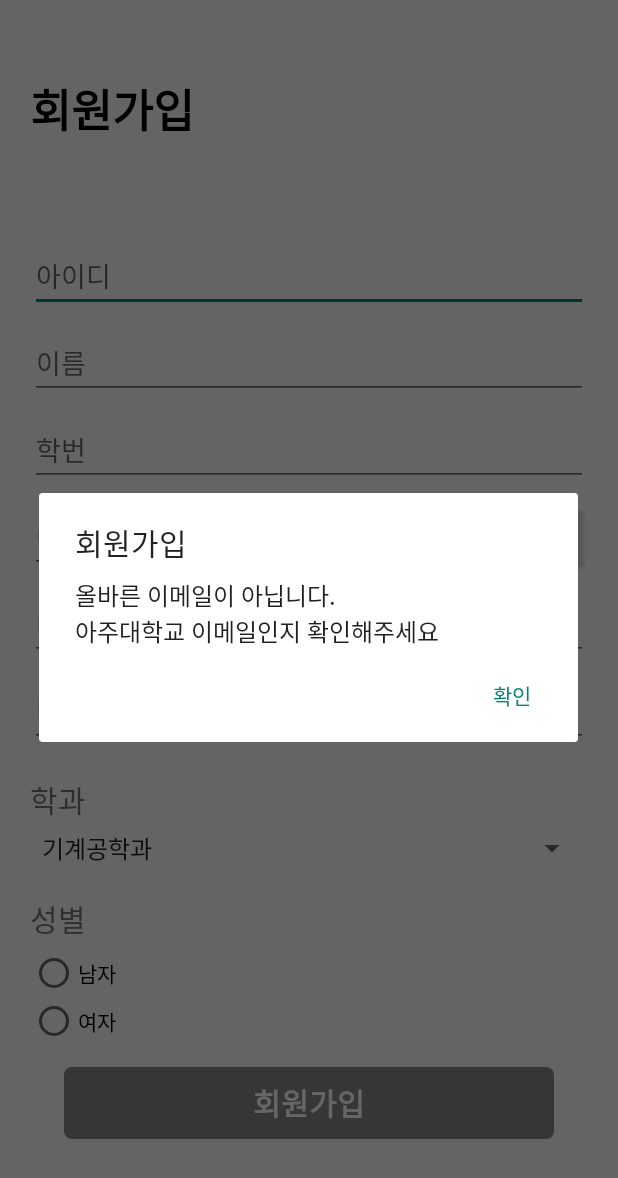
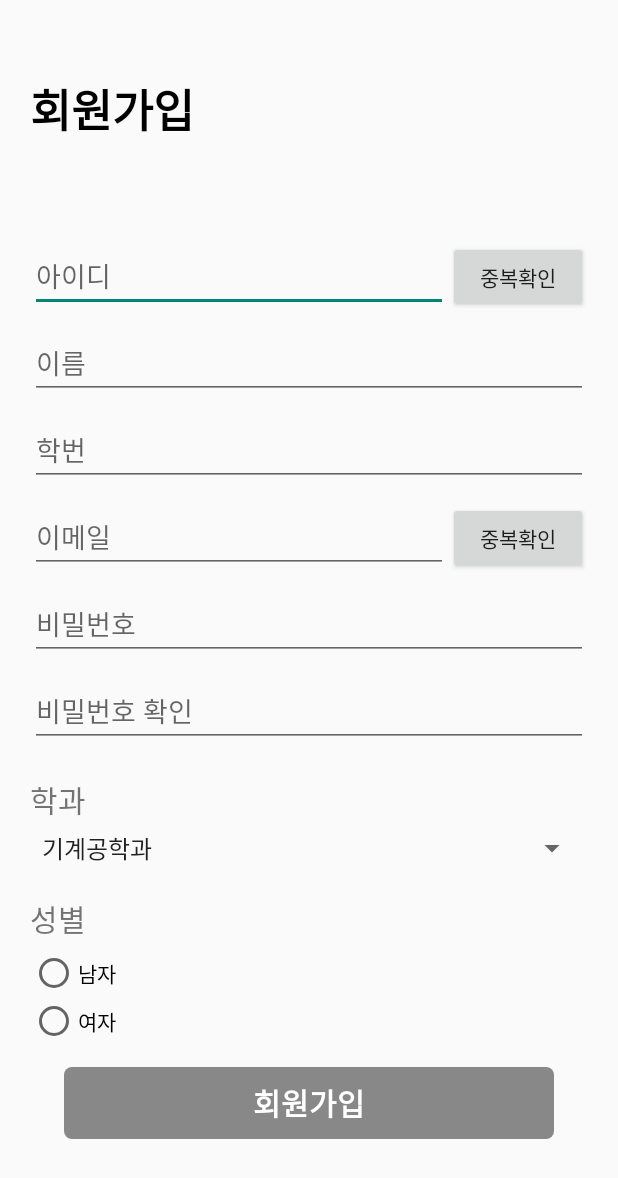
Before and after one commit to AjouWiki/Ajou-Wiki-Frontend, an Android app: the RegisterActivity screen opened directly, with no data from a screen before it, after a tap on "중복확인", on a phone screen of 412 x 824 dp. Shown: the top 1178 px of the screen. Run offline under Robolectric (Android 15) with nearby library versions, the phone set to English and light mode, and no system bars; libraries missing offline, so code that uses them is left out: org.mindrot.jbcrypt; 1 statement that could not run was skipped.

Commit message:
비밀번호 암호화 추가, 아이디 중복확인 추가

```diff
--- a/app/build.gradle
+++ b/app/build.gradle
@@ -66,6 +66,7 @@ dependencies {
     implementation 'com.squareup.retrofit2:converter-gson:2.9.0'
     implementation 'com.squareup.okhttp3:okhttp:4.9.1'
     implementation 'com.squareup.okhttp3:logging-interceptor:4.9.1'
+    implementation group: 'de.svenkubiak', name: 'jBCrypt', version: '0.4.1'
     testImplementation 'junit:junit:4.13.2'
     androidTestImplementation 'androidx.test.ext:junit:1.1.5'
     androidTestImplementation 'androidx.test.espresso:espresso-core:3.5.1'
--- a/app/src/main/java/com/ajoudb/ajouwiki/activity/LoginActivity.kt
+++ b/app/src/main/java/com/ajoudb/ajouwiki/activity/LoginActivity.kt
@@ -10,6 +10,7 @@ import com.ajoudb.ajouwiki.UserInfo
 import com.ajoudb.ajouwiki.databinding.ActivityLoginBinding
 import com.ajoudb.ajouwiki.network.retrofit.RetrofitWork
 import com.ajoudb.ajouwiki.network.signin.SignInRequestBody
+import org.mindrot.jbcrypt.BCrypt
 
 class LoginActivity : AppCompatActivity() {
     private var mBinding: ActivityLoginBinding ?= null
@@ -63,9 +64,10 @@ class LoginActivity : AppCompatActivity() {
                     }
 
                 }
+                val passwordHashed = BCrypt.hashpw(binding.passwordInput.text.toString(), BCrypt.gensalt())
                 val userData = SignInRequestBody(
                     binding.idInput.text.toString(),
-                    binding.passwordInput.text.toString()
+                    passwordHashed
                 )
                 val retrofitWork = RetrofitWork()
                 retrofitWork.signInWork(userData, onSuccessful, onFailure)
--- a/app/src/main/java/com/ajoudb/ajouwiki/activity/MyPageActivity.kt
+++ b/app/src/main/java/com/ajoudb/ajouwiki/activity/MyPageActivity.kt
@@ -31,7 +31,7 @@ class MyPageActivity : AppCompatActivity() {
         }
     }
 
-    fun <T: Serializable> Intent.intentSerializable(key: String, clazz: Class<T>): T? {
+    private fun <T: Serializable> Intent.intentSerializable(key: String, clazz: Class<T>): T? {
         return if (Build.VERSION.SDK_INT >= Build.VERSION_CODES.TIRAMISU) {
             this.getSerializableExtra(key, clazz)
         } else {
--- a/app/src/main/java/com/ajoudb/ajouwiki/activity/RegisterActivity.kt
+++ b/app/src/main/java/com/ajoudb/ajouwiki/activity/RegisterActivity.kt
@@ -7,8 +7,10 @@ import androidx.appcompat.app.AppCompatActivity
 import com.ajoudb.ajouwiki.R
 import com.ajoudb.ajouwiki.databinding.ActivityRegisterBinding
 import com.ajoudb.ajouwiki.network.checkemail.CheckEmailRequestBody
+import com.ajoudb.ajouwiki.network.checkid.CheckIdRequestBody
 import com.ajoudb.ajouwiki.network.retrofit.RetrofitWork
 import com.ajoudb.ajouwiki.network.signup.SignUpRequestBody
+import org.mindrot.jbcrypt.BCrypt
 import java.util.regex.Pattern
 
 class RegisterActivity : AppCompatActivity() {
@@ -18,6 +20,8 @@ class RegisterActivity : AppCompatActivity() {
     private val EMAIL_ADDRESS_PATTERN:Pattern = Pattern.compile(
         "^[a-zA-Z0-9._%+-]+@ajou.ac.kr$"
     )
+    private var isIdChecked = false
+    private var isEmailChecked = false
     override fun onCreate(savedInstanceState: Bundle?) {
         super.onCreate(savedInstanceState)
         mBinding = ActivityRegisterBinding.inflate(layoutInflater)
@@ -35,7 +39,8 @@ class RegisterActivity : AppCompatActivity() {
                     }
                     .setCancelable(false)
                 builder.show()
-                binding.registerButton.isEnabled = true
+                if (isIdChecked)
+                    binding.registerButton.isEnabled = true
             }
             val onFailure : (Int) -> Unit = {
                 if (it == 1) {
@@ -73,6 +78,48 @@ class RegisterActivity : AppCompatActivity() {
                 val retrofitWork = RetrofitWork()
                 retrofitWork.checkEmailWork(userEmail, onSuccessful, onFailure)
             }
+
+        }
+        binding.registerIdCheck.setOnClickListener {
+            // 이메일 중복 확인
+            val onSuccessful: () -> Unit = {
+                val builder = AlertDialog.Builder(this)
+                builder.setTitle(getString(R.string.text_success))
+                    .setMessage(getString(R.string.text_available_id))
+                    .setPositiveButton(getString(R.string.text_confirm)) { dialog, _ ->
+                        dialog.dismiss()
+                        binding.registerIdField.isEnabled = false
+                    }
+                    .setCancelable(false)
+                builder.show()
+                isIdChecked = true
+                if (isEmailChecked)
+                    binding.registerButton.isEnabled = true
+            }
+            val onFailure : (Int) -> Unit = {
+                if (it == 1) {
+                    val builder = AlertDialog.Builder(this)
+                    builder.setTitle(getString(R.string.text_failure))
+                        .setMessage(getString(R.string.text_dup_id))
+                        .setPositiveButton(getString(R.string.text_confirm)) { dialog, _ ->
+                            dialog.dismiss()
+                        }
+                    builder.show()
+                } else if (it == 2) {
+                    val builder = AlertDialog.Builder(this)
+                    builder.setTitle(getString(R.string.text_failure))
+                        .setMessage(getString(R.string.text_network_check_and_again))
+                        .setPositiveButton(getString(R.string.text_confirm)) { dialog, _ ->
+                            dialog.dismiss()
+                        }
+                    builder.show()
+                }
+            }
+            val userId = CheckIdRequestBody(
+                binding.registerIdField.text.toString()
+            )
+            val retrofitWork = RetrofitWork()
+            retrofitWork.checkIdWork(userId, onSuccessful, onFailure)
 
         }
         binding.registerButton.setOnClickListener {
@@ -137,9 +184,11 @@ class RegisterActivity : AppCompatActivity() {
                     "man"
                 else "woman"
 
+                val passwordHashed = BCrypt.hashpw(binding.registerPassword.text.toString(), BCrypt.gensalt())
+
                 val userData = SignUpRequestBody(
-                    binding.registerId.text.toString(),
-                    binding.registerPassword.text.toString(),
+                    binding.registerIdField.text.toString(),
+                    passwordHashed,
                     binding.registerName.text.toString(),
                     binding.registerStudentNumber.text.toString(),
                     binding.registerEmailField.text.toString(),
--- /dev/null
+++ b/app/src/main/java/com/ajoudb/ajouwiki/network/checkid/CheckIdRequestBody.kt
@@ -0,0 +1,5 @@
+package com.ajoudb.ajouwiki.network.checkid
+
+data class CheckIdRequestBody(
+    val username: String?
+)
--- /dev/null
+++ b/app/src/main/java/com/ajoudb/ajouwiki/network/checkid/CheckIdService.kt
@@ -0,0 +1,13 @@
+package com.ajoudb.ajouwiki.network.checkid
+
+import retrofit2.Call
+import retrofit2.http.Body
+import retrofit2.http.Headers
+import retrofit2.http.POST
+
+interface CheckIdService {
+    @Headers("Content-Type: application/json")
+    @POST("users/is-username-available")
+    fun checkIdByEnqueue(@Body username: CheckIdRequestBody): Call<CheckIdResponseBody>
+
+}
--- a/app/src/main/java/com/ajoudb/ajouwiki/network/retrofit/RetrofitAPI.kt
+++ b/app/src/main/java/com/ajoudb/ajouwiki/network/retrofit/RetrofitAPI.kt
@@ -1,6 +1,7 @@
 package com.ajoudb.ajouwiki.network.retrofit
 
 import com.ajoudb.ajouwiki.network.checkemail.CheckEmailService
+import com.ajoudb.ajouwiki.network.checkid.CheckIdService
 import com.ajoudb.ajouwiki.network.signin.SignInService
 import com.ajoudb.ajouwiki.network.signup.SignUpService
 import okhttp3.OkHttpClient
@@ -30,10 +31,14 @@ object RetrofitAPI {
     val signInService: SignInService by lazy {
         retrofit.create(SignInService::class.java)
     }
+    val signUpService: SignUpService by lazy {
+        retrofit.create(SignUpService::class.java)
+    }
     val checkEmailService: CheckEmailService by lazy {
         retrofit.create(CheckEmailService::class.java)
     }
-    val signUpService: SignUpService by lazy {
-        retrofit.create(SignUpService::class.java)
+    val checkIdService: CheckIdService by lazy {
+        retrofit.create(CheckIdService::class.java)
     }
+
 }
--- a/app/src/main/res/layout/activity_register.xml
+++ b/app/src/main/res/layout/activity_register.xml
@@ -33,15 +33,33 @@
             android:layout_height="wrap_content"
             android:orientation="vertical">
 
-            <EditText
+            <LinearLayout
                 android:id="@+id/register_id"
                 android:layout_width="match_parent"
                 android:layout_height="wrap_content"
-                android:hint="@string/text_id"
-                android:inputType="text"
+                android:orientation="horizontal"
                 app:layout_constraintEnd_toEndOf="parent"
-                app:layout_constraintStart_toStartOf="parent"
-                android:importantForAutofill="no" />
+                app:layout_constraintStart_toStartOf="parent">
+
+                <EditText
+                    android:id="@+id/register_id_field"
+                    android:layout_width="0dp"
+                    android:layout_height="wrap_content"
+                    android:layout_weight="3"
+                    android:hint="@string/text_id"
+                    android:inputType="text"
+                    app:layout_constraintEnd_toEndOf="parent"
+                    app:layout_constraintStart_toStartOf="parent"
+                    android:importantForAutofill="no" />
+                <Button
+                    android:id="@+id/register_id_check"
+                    android:layout_width="0dp"
+                    android:layout_height="wrap_content"
+                    android:layout_weight="1"
+                    android:text="@string/text_duplicate_check"/>
+
+            </LinearLayout>
+
             <EditText
                 android:id="@+id/register_name"
                 android:layout_width="match_parent"
@@ -53,6 +71,8 @@
                 app:layout_constraintStart_toStartOf="parent"
                 app:layout_constraintTop_toBottomOf="@id/register_id"
                 android:importantForAutofill="no" />
+
+
             <EditText
                 android:id="@+id/register_student_number"
                 android:layout_width="match_parent"
--- a/app/src/main/res/values/strings.xml
+++ b/app/src/main/res/values/strings.xml
@@ -37,5 +37,7 @@
     <string name="text_check_password">비밀번호 확인</string>
     <string name="text_not_equal_password">비밀번호가 일치하지 않습니다</string>
     <string name="text_try_again">다시 시도해주세요</string>
+    <string name="text_available_id">사용가능한 아이디입니다</string>
+    <string name="text_dup_id">중복된 아이디가 존재합니다</string>
 
 </resources>
```
Also changed, not shown: app/src/main/java/com/ajoudb/ajouwiki/network/checkid/CheckIdResponseBody.kt (added, +10 -0 lines), app/src/main/java/com/ajoudb/ajouwiki/network/retrofit/RetrofitWork.kt (+40 -12 lines).
